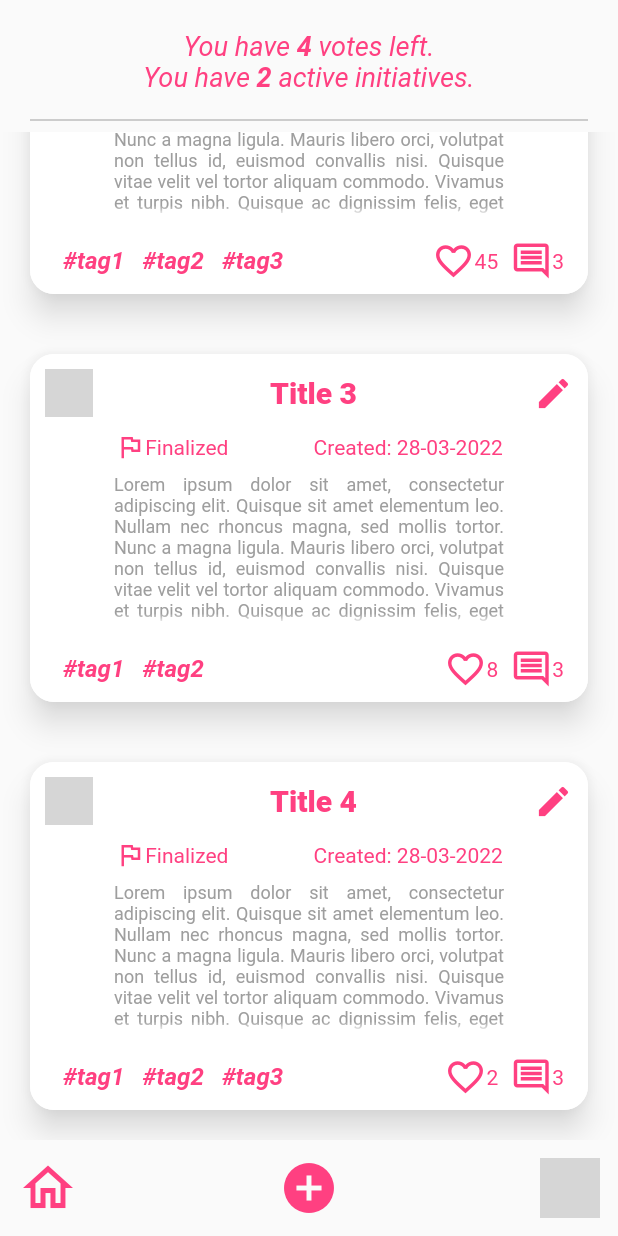
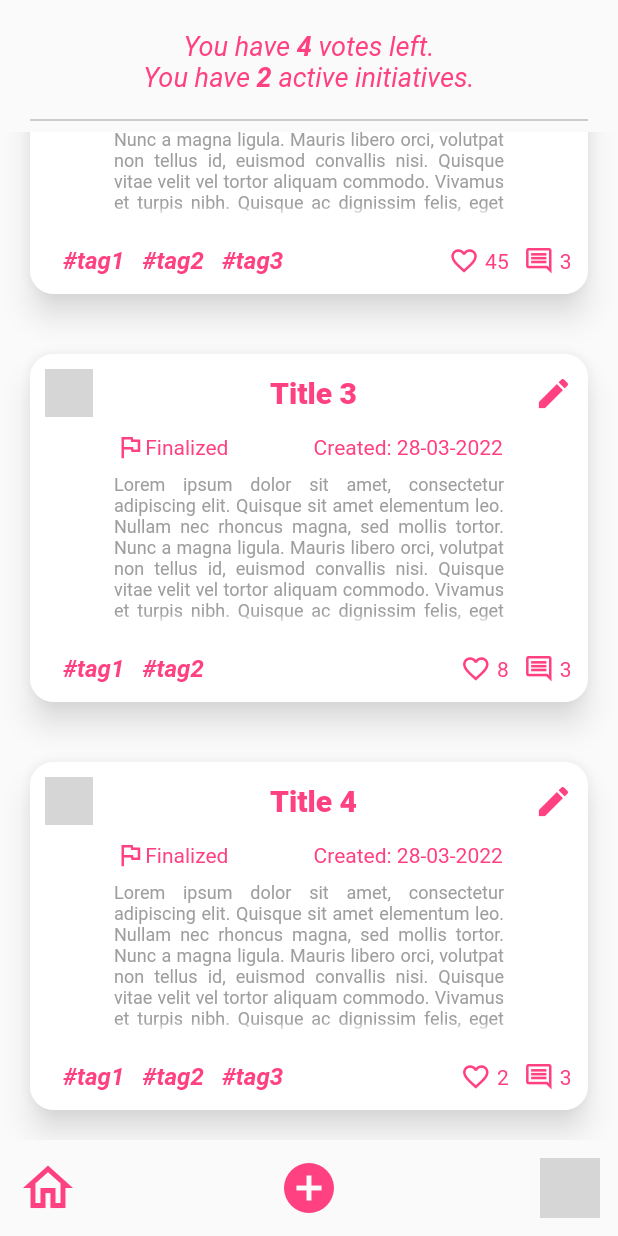
Before and after one commit to migly93/workplace_improver_mobile, a Flutter app: the screen it shows after launch, scrolled down 416 dp, on a phone screen of 412 x 824 dp. Run offline on Flutter 3.47's test engine with Material 2 defaults, Android fonts, the phone set to English and light mode, and no system bars; our stand-ins replace get_it; network calls fail; grey boxes are pictures that could not be loaded.

Commit message:
changed initiative footer icon button

```diff
--- a/lib/widgets/initiative/footer/initiative_footer_icon.dart
+++ b/lib/widgets/initiative/footer/initiative_footer_icon.dart
@@ -1,3 +1,4 @@
+import 'package:flutter/cupertino.dart';
 import 'package:flutter/material.dart';
 import '../../../utils/constants.dart';
 
@@ -16,10 +17,14 @@ class InitiativeFooterIcon extends StatelessWidget {
     return Container(
       child: Row(
         children: [
-          Icon(
-            _icon,
-            color: mainColor,
-            size: 28.0,
+          CupertinoButton(
+            minSize: 28,
+            padding: EdgeInsets.zero,
+            child: Icon(
+              _icon,
+              color: mainColor,
+            ),
+            onPressed: null,
           ),
           Text(
             _number.toString(),
@@ -29,7 +34,7 @@ class InitiativeFooterIcon extends StatelessWidget {
           ),
         ],
       ),
-      margin: const EdgeInsets.only(right: 8),
+      margin: const EdgeInsets.symmetric(horizontal: 3),
     );
   }
 }
```
